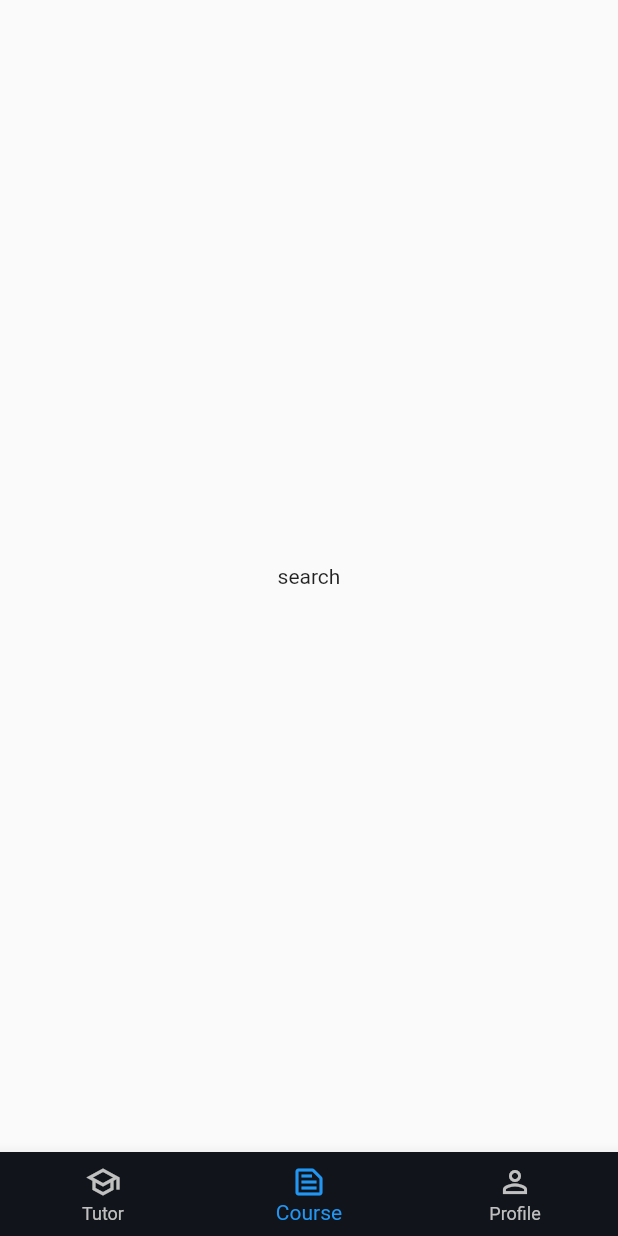
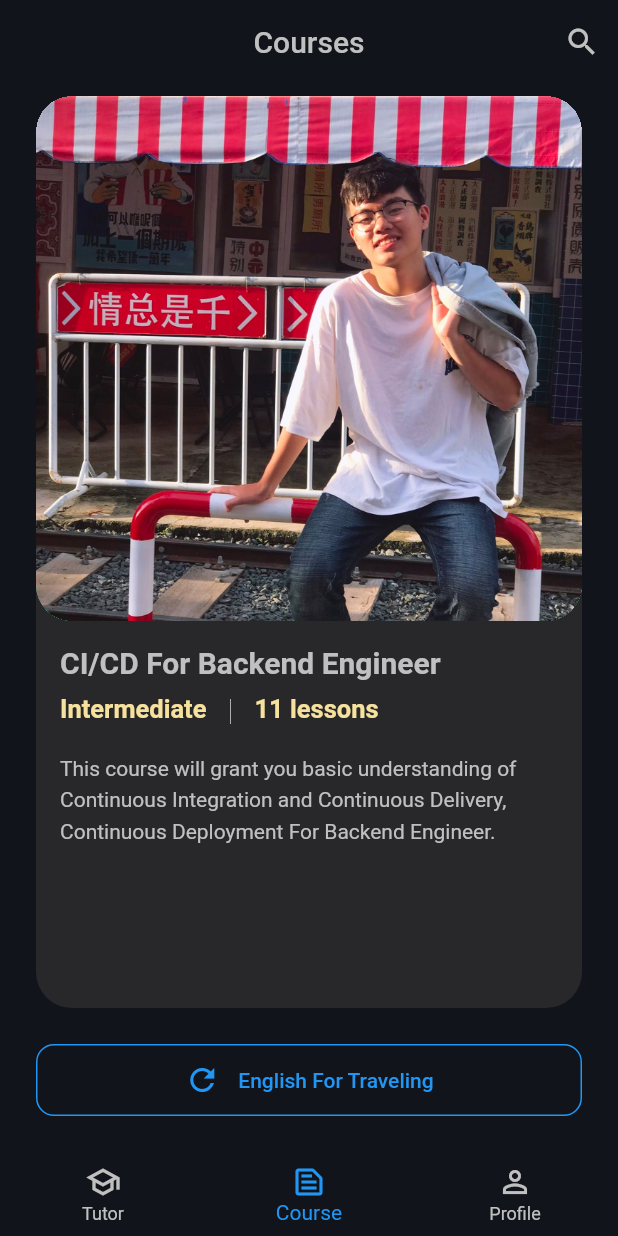
Before and after one commit to convitnhodev/Advanced-Mobile-Course, a Flutter app: the screen it shows after launch, item 2 of the bottom bar chosen, on a phone screen of 412 x 824 dp. Run offline on Flutter 3.47's test engine with Material 2 defaults, Android fonts, the phone set to English and light mode, and no system bars; our stand-ins replace flutter_screenutil, get.

Commit message:
feat!: complete course list

```diff
--- a/lib/common/style/color.dart
+++ b/lib/common/style/color.dart
@@ -15,7 +15,7 @@ class AppColor {
   static const Color whiteText =  Color(0XFFFFFFFF);
   // static const Color primaryText = Color.fromARGB(255, 32, 47, 62);
 
-  static const Color secondaryText = Color(0xFF74788D);
+  static const Color secondaryText = Color(0xFFF6E19D);
 
 
 
--- a/lib/pages/frame/course_list/view.dart
+++ b/lib/pages/frame/course_list/view.dart
@@ -1,5 +1,7 @@
 import 'package:flutter/material.dart';
 import 'package:flutter_application_1/common/style/color.dart';
+
+import '../../../widgets/course_card.dart';
 
 class CourseListPage extends StatefulWidget {
   const CourseListPage({super.key});
@@ -14,19 +16,61 @@ class _CourseListPageState extends State<CourseListPage> {
     return Scaffold(
       appBar: AppBar(
         title: const Text(
-          'Detail',
+          'Courses',
           style: TextStyle(color: AppColor.primaryText),
         ),
         backgroundColor: AppColor.primaryBackground,
         elevation: 0,
+        centerTitle: true,
+        actions: [
+          IconButton(
+            onPressed: () {},
+            icon: const Icon(
+              Icons.search_outlined,
+              color: AppColor.primaryText,
+            ),
+          ),
+        ],
       ),
       backgroundColor: AppColor.primaryBackground,
-      body: const SingleChildScrollView(
-        padding: EdgeInsets.all(20),
-        child: Column(
-          crossAxisAlignment: CrossAxisAlignment.stretch,
-          children: [],
-        ),
+      body: Column(
+        children: [
+          const SizedBox(height: 8,),
+          Expanded(
+            child: PageView(
+              children: const [
+                CourseCard(),
+                CourseCard(),
+                CourseCard(),
+                CourseCard(),
+                CourseCard(),
+              ],
+            ),
+          ),
+          Padding(
+            padding: const EdgeInsets.all(24),
+            child: TextButton(
+              style: TextButton.styleFrom(
+                minimumSize: const Size.fromHeight(48),
+                shape: RoundedRectangleBorder(
+                  borderRadius: BorderRadius.circular(12),
+                  side: const BorderSide(
+                    color: Colors.blue,
+                  ),
+                ),
+              ),
+              onPressed: () {},
+              child: const Row(
+                mainAxisAlignment: MainAxisAlignment.center,
+                children: [
+                  Icon(Icons.refresh_outlined),
+                  SizedBox(width: 12),
+                  Text('English For Traveling'),
+                ],
+              ),
+            ),
+          ),
+        ],
       ),
     );
   }
--- a/lib/pages/frame/home/view.dart
+++ b/lib/pages/frame/home/view.dart
@@ -1,5 +1,6 @@
 import 'package:flutter/material.dart';
 import 'package:flutter_application_1/common/style/color.dart';
+import 'package:flutter_application_1/pages/frame/course_list/index.dart';
 import 'package:flutter_application_1/pages/frame/home/controller.dart';
 import 'package:flutter_application_1/pages/frame/profile/view.dart';
 import 'package:flutter_application_1/pages/frame/search/view.dart';
@@ -19,7 +20,7 @@ class HomePage extends StatefulWidget {
 class _HomePageState extends State<HomePage> {
   List<Widget> pages = [
     const TutorsListPage(),
-    const SearchPage(),
+    const CourseListPage(),
     const ProfilePage(),
     // SignInPage(),
   ];
--- a/lib/pages/frame/tutors_list/view.dart
+++ b/lib/pages/frame/tutors_list/view.dart
@@ -1,5 +1,6 @@
 import 'package:flutter/material.dart';
 import 'package:flutter_application_1/common/style/color.dart';
+import 'package:flutter_application_1/pages/frame/detail_tutor/index.dart';
 
 import '../../../widgets/tutor_card.dart';
 
@@ -42,6 +43,9 @@ class _TutorsListPageState extends State<TutorsListPage> {
       backgroundColor: AppColor.primaryBackground,
       body: Column(
         children: [
+          const SizedBox(
+            height: 8,
+          ),
           Expanded(
             child: PageView(
               children: const [
@@ -63,12 +67,18 @@ class _TutorsListPageState extends State<TutorsListPage> {
                   ),
                 ),
               ),
-              onPressed: () {},
+              onPressed: () {
+                Navigator.of(context).push(
+                  MaterialPageRoute(
+                    builder: (context) => const DetailTutorPage(),
+                  ),
+                );
+              },
               child: const Row(
                 mainAxisAlignment: MainAxisAlignment.center,
                 children: [
-                  Icon(Icons.schedule),
-                  SizedBox(width: 10),
+                  Icon(Icons.info_outline_rounded),
+                  SizedBox(width: 12),
                   Text('See more detail'),
                 ],
               ),
--- /dev/null
+++ b/lib/widgets/course_card.dart
@@ -0,0 +1,102 @@
+import 'package:flutter/material.dart';
+
+import '../common/style/color.dart';
+
+class CourseCard extends StatefulWidget {
+  const CourseCard({super.key});
+
+  @override
+  State<CourseCard> createState() => _CourseCardState();
+}
+
+class _CourseCardState extends State<CourseCard> {
+  @override
+  Widget build(BuildContext context) {
+    return Padding(
+      padding: const EdgeInsets.symmetric(horizontal: 24),
+      child: Container(
+        decoration: BoxDecoration(
+          borderRadius: BorderRadius.circular(24),
+          color: AppColor.primarySecondaryBackground,
+        ),
+        clipBehavior: Clip.hardEdge,
+        child: Column(
+          crossAxisAlignment: CrossAxisAlignment.stretch,
+          children: [
+            Container(
+              height: 350,
+              width: double.infinity,
+              clipBehavior: Clip.hardEdge,
+              decoration: BoxDecoration(
+                borderRadius: BorderRadius.circular(24),
+                color: Colors.greenAccent,
+              ),
+              child: Image.asset(
+                'lib/images/cover.png',
+                fit: BoxFit.cover,
+              ),
+            ),
+            const Padding(
+              padding: EdgeInsets.all(16),
+              child: Column(
+                crossAxisAlignment: CrossAxisAlignment.stretch,
+                children: [
+                  Text(
+                    'CI/CD For Backend Engineer',
+                    style: TextStyle(
+                      color: AppColor.primaryText,
+                      fontSize: 20,
+                      fontWeight: FontWeight.w600,
+                    ),
+                  ),
+                  SizedBox(height: 8),
+                  Row(
+                    children: [
+                      Text(
+                        'Intermediate',
+                        style: TextStyle(
+                          color: AppColor.secondaryText,
+                          fontSize: 17,
+                          fontWeight: FontWeight.w600,
+                        ),
+                      ),
+                      Padding(
+                        padding: EdgeInsets.symmetric(horizontal: 14),
+                        child: Text(
+                          '|',
+                          style: TextStyle(
+                            color: AppColor.primaryText,
+                            fontSize: 20,
+                            fontWeight: FontWeight.w200
+                          ),
+                        ),
+                      ),
+                      Text(
+                        '11 lessons',
+                        style: TextStyle(
+                          color: AppColor.secondaryText,
+                          fontSize: 17,
+                          fontWeight: FontWeight.w600,
+                        ),
+                      ),
+                    ],
+                  ),
+                  SizedBox(height: 16),
+                  Text(
+                    'This course will grant you basic understanding of Continuous Integration and Continuous Delivery, Continuous Deployment For Backend Engineer.',
+                    maxLines: 4,
+                    overflow: TextOverflow.ellipsis,
+                    style: TextStyle(
+                      height: 1.5,
+                      color: AppColor.primaryText,
+                    ),
+                  ),
+                ],
+              ),
+            )
+          ],
+        ),
+      ),
+    );
+  }
+}
--- a/lib/widgets/tutor_card.dart
+++ b/lib/widgets/tutor_card.dart
@@ -23,9 +23,6 @@ class _TutorCardState extends State<TutorCard> {
         ),
         clipBehavior: Clip.hardEdge,
         child: Column(
-          mainAxisSize: MainAxisSize.max,
-          children: [
-            Column(
           children: [
             Stack(
               children: [
@@ -127,8 +124,6 @@ class _TutorCardState extends State<TutorCard> {
             ),
           ],
         ),
-          ],
-        ),
       ),
     );
   }
```
Also changed, not shown: lib/images/cover.png (added). Lines whose indentation alone changed are shown as unchanged.
